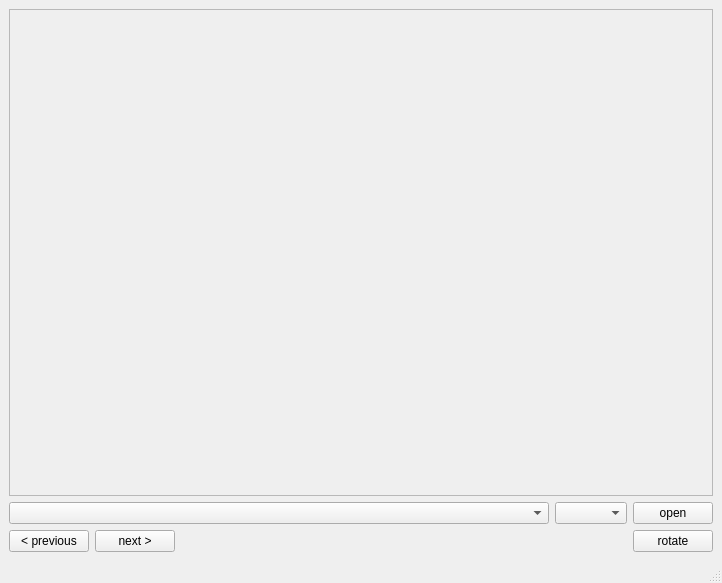
Songrov-ilya/BibleApp, file mainwindow.ui: the form before one commit.
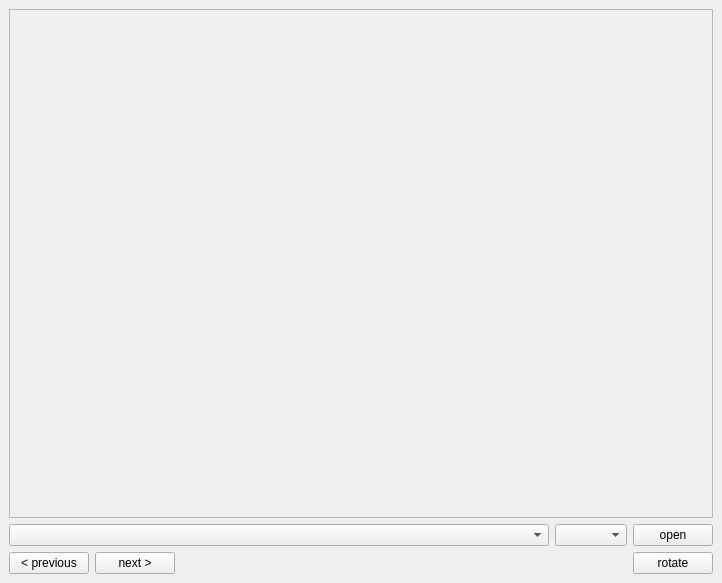
The form after the commit.

The edit to the form file:
```diff
--- a/mainwindow.ui
+++ b/mainwindow.ui
@@ -84,7 +84,6 @@
     </rect>
    </property>
   </widget>
-  <widget class="QStatusBar" name="statusbar"/>
  </widget>
  <resources/>
  <connections/>
```
Left out of the diff: 2 changed lines with no effect on the pictures.
